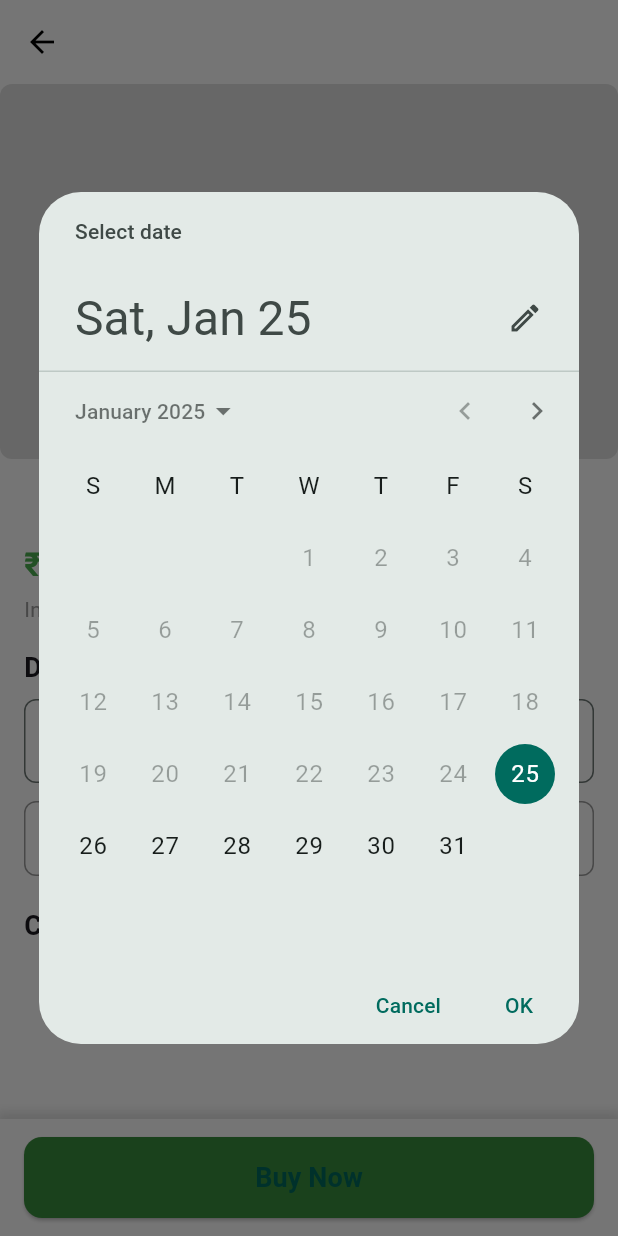
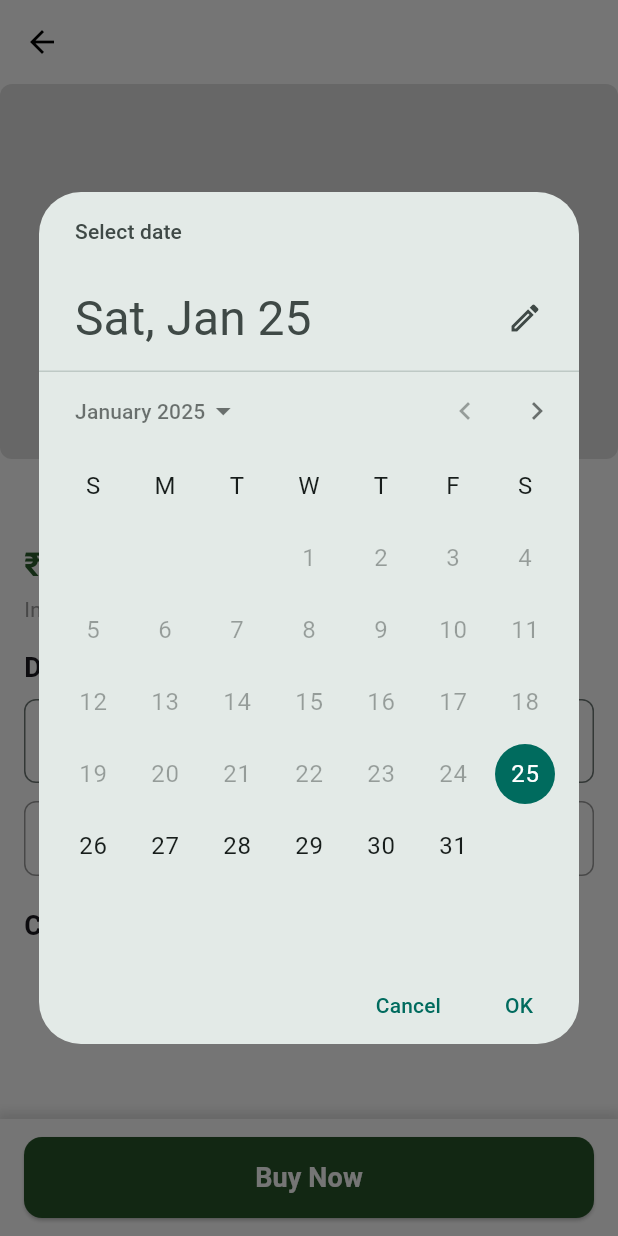
Before and after one commit to Pratika17/renewa-app-flutter, a Flutter app: the PlantDetailScreen screen opened directly with empty values, after a tap on "Select a delivery date", on a phone screen of 412 x 824 dp. Run offline on Flutter 3.47's test engine with Material 3 defaults, Android fonts, the phone set to English and light mode, and no system bars; our stand-ins replace cloud_firestore, firebase_auth, firebase_core, firebase_storage, google_fonts, image_picker and 1 more; missing offline and left inert: firebase_app_check; accounts and stored records are empty; network calls fail; Roboto replaces fonts that are missing (Judson).

```diff
--- a/lib/screens/campaigns/greensnap_campaign.dart
+++ b/lib/screens/campaigns/greensnap_campaign.dart
@@ -181,8 +181,6 @@ class GreenSnapCampaignScreen extends StatelessWidget {
                 ],
               ),
               const SizedBox(height: 8),
-              Text('Region - ${campaign.region}'),
-              const SizedBox(height: 8),
               const Text('Plant saplings and receive amazing rewards!'),
               const SizedBox(height: 8),
               Row(
--- a/lib/screens/newFeatures/plantdetails.dart
+++ b/lib/screens/newFeatures/plantdetails.dart
@@ -48,10 +48,10 @@ class _PlantDetailScreenState extends State<PlantDetailScreen> {
       // Order details to store
       final orderData = {
         "location": _locationController.text,
-        "delivery_date": _selectedDate?.toIso8601String(),
+        "delivery_date": _selectedDate?.toUtc(),
         "name": widget.plant["name"] ?? "Unknown Plant",
         "price": widget.plant["price"] ?? 0,
-        "order_placed": now.toIso8601String(),
+        "order_placed": now.toUtc(),
       };
 
       // Save to Firestore
@@ -135,7 +135,7 @@ class _PlantDetailScreenState extends State<PlantDetailScreen> {
                     style: const TextStyle(
                       fontSize: 22,
                       fontWeight: FontWeight.bold,
-                      color: Colors.green,
+                      color: Color.fromARGB(255, 44, 96, 45),
                     ),
                   ),
                   const SizedBox(height: 4),
@@ -158,7 +158,7 @@ class _PlantDetailScreenState extends State<PlantDetailScreen> {
                     controller: _locationController,
                     decoration: InputDecoration(
                       hintText: "Enter your location",
-                      prefixIcon: const Icon(Icons.location_on, color: Colors.green),
+                      prefixIcon: const Icon(Icons.location_on, color: Color.fromARGB(255, 39, 95, 41)),
                       border: OutlineInputBorder(
                         borderRadius: BorderRadius.circular(8),
                         borderSide: const BorderSide(color: Colors.grey),
@@ -183,7 +183,7 @@ class _PlantDetailScreenState extends State<PlantDetailScreen> {
                                 : DateFormat('dd MMM, yyyy').format(_selectedDate!),
                             style: const TextStyle(fontSize: 16, color: Colors.black54),
                           ),
-                          const Icon(Icons.calendar_today, color: Colors.green),
+                          const Icon(Icons.calendar_today, color: Color.fromARGB(255, 44, 109, 46)),
                         ],
                       ),
                     ),
@@ -201,7 +201,7 @@ class _PlantDetailScreenState extends State<PlantDetailScreen> {
                   const SizedBox(height: 8),
                   Text(
                     plant["careInstructions"] ??
-                        "No specific care instructions provided. Please follow general care guidelines.",
+                        ' • Keep plants in medium light locations, out of direct sunlight.\n • Natural light is best, but some plants can also thrive in office fluorescent light.\n • Plant soil should be kept moist at all time.\n • Be careful to avoid overwatering.\n • Do not allow plants to stand in water.\n • Avoid wetting plant leaves excessively.\n • A spray of water should help in case of flowering plants.\n • Plants should be kept in a cool spot (between 18-28Â°C).\n • Remove waste leaves and stems from time to time.',
                     style: const TextStyle(fontSize: 16, color: Colors.black87),
                   ),
                 ],
@@ -228,7 +228,7 @@ class _PlantDetailScreenState extends State<PlantDetailScreen> {
         ),
         child: ElevatedButton(
           style: ElevatedButton.styleFrom(
-            backgroundColor: Colors.green.shade700,
+            backgroundColor: const Color.fromARGB(255, 39, 86, 41),
             padding: const EdgeInsets.symmetric(vertical: 14),
             shape: RoundedRectangleBorder(
               borderRadius: BorderRadius.circular(12),
@@ -237,7 +237,7 @@ class _PlantDetailScreenState extends State<PlantDetailScreen> {
           onPressed: _saveOrder,
           child: const Text(
             "Buy Now",
-            style: TextStyle(fontSize: 18, fontWeight: FontWeight.bold),
+            style: TextStyle(fontSize: 18, fontWeight: FontWeight.bold, color: Colors.white),
           ),
         ),
       ),
--- a/lib/screens/newFeatures/plantpurchase.dart
+++ b/lib/screens/newFeatures/plantpurchase.dart
@@ -115,7 +115,7 @@ class PlantCard extends StatelessWidget {
                         style: const TextStyle(
                           fontSize: 16,
                           fontWeight: FontWeight.bold,
-                          color: Colors.green,
+                          color: Color.fromARGB(255, 51, 99, 53),
                         ),
                       ),
                       if (plant["originalPrice"] != null) ...[
```
